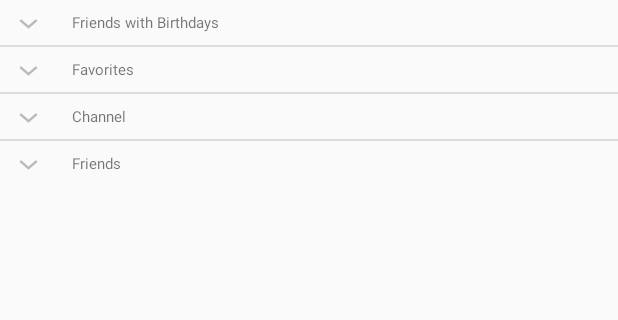
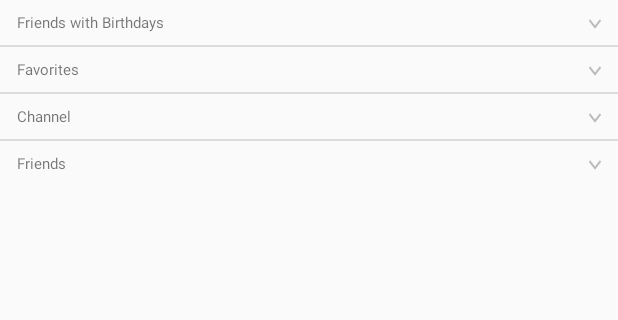
Before and after one commit to flowertaekk-dev/cloneKakaoTalk, an Android app: the screen it shows after launch (MainActivity), on a phone screen of 412 x 824 dp, the part 174-494 px from its top. Run offline under Robolectric (Android 15) with nearby library versions, the phone set to English and light mode, and no system bars; 2 statements that could not run were skipped.

Commit message:
move expandableListView indicator to right side

```diff
--- a/app/src/main/java/com/example/clonekakaotalk/MainActivity.java
+++ b/app/src/main/java/com/example/clonekakaotalk/MainActivity.java
@@ -1,6 +1,7 @@
 package com.example.clonekakaotalk;
 
 import android.os.Bundle;
+import android.util.DisplayMetrics;
 import android.widget.ExpandableListAdapter;
 import android.widget.ExpandableListView;
 
@@ -28,12 +29,39 @@ public class MainActivity extends AppCompatActivity {
         // get the listView
         profileExpandableListView = findViewById(R.id.birthday_friends_list);
 
+        // get current device's width
+        int width = getCurrentScreenWidth();
+
+        // set indicator to right side.
+        profileExpandableListView.setIndicatorBounds(width - getDipsFromPixel(25), width - getDipsFromPixel(5));
+
         // preparing list data
         prepareListData();
 
         profileExpandableListAdapter = new ProfileExpandableListViewAdapter(this, listDataHeader, listDataChild);
 
         profileExpandableListView.setAdapter(profileExpandableListAdapter);
+    }
+
+    /**
+     * Retrieve current device's width.
+     */
+    private int getCurrentScreenWidth() {
+        DisplayMetrics metrics = new DisplayMetrics();
+        getWindowManager().getDefaultDisplay().getMetrics(metrics);
+        return metrics.widthPixels;
+    }
+
+    //Convert pixel to dip
+
+    /**
+     * Convert pixel to dip
+     */
+    public int getDipsFromPixel(float pixels) {
+        // Get the screen's density scale
+        final float scale = getResources().getDisplayMetrics().density;
+        // Convert the dps to pixels, based on density scale
+        return (int) (pixels * scale + 0.5f);
     }
 
     /**
--- a/app/src/main/res/layout/activity_main.xml
+++ b/app/src/main/res/layout/activity_main.xml
@@ -16,6 +16,6 @@
     <ExpandableListView
         android:id="@+id/birthday_friends_list"
         android:layout_width="match_parent"
-        android:layout_height="wrap_content"/>
+        android:layout_height="wrap_content" />
 
 </LinearLayout>
--- a/app/src/main/res/layout/list_group.xml
+++ b/app/src/main/res/layout/list_group.xml
@@ -10,7 +10,7 @@
         android:id="@+id/list_view_header"
         android:layout_width="match_parent"
         android:layout_height="wrap_content"
-        android:paddingLeft="?android:attr/expandableListPreferredItemPaddingLeft"
+        android:paddingLeft="?android:attr/expandableListPreferredItemIndicatorLeft"
         android:textSize="10dp"/>
 
 </LinearLayout>
```
